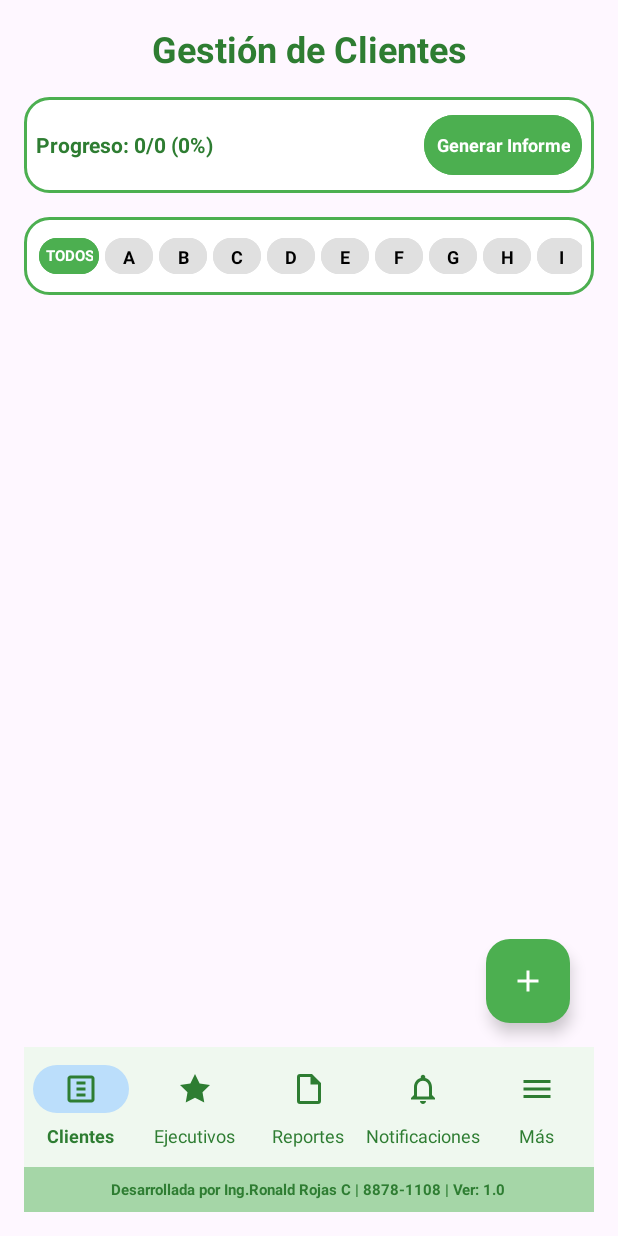
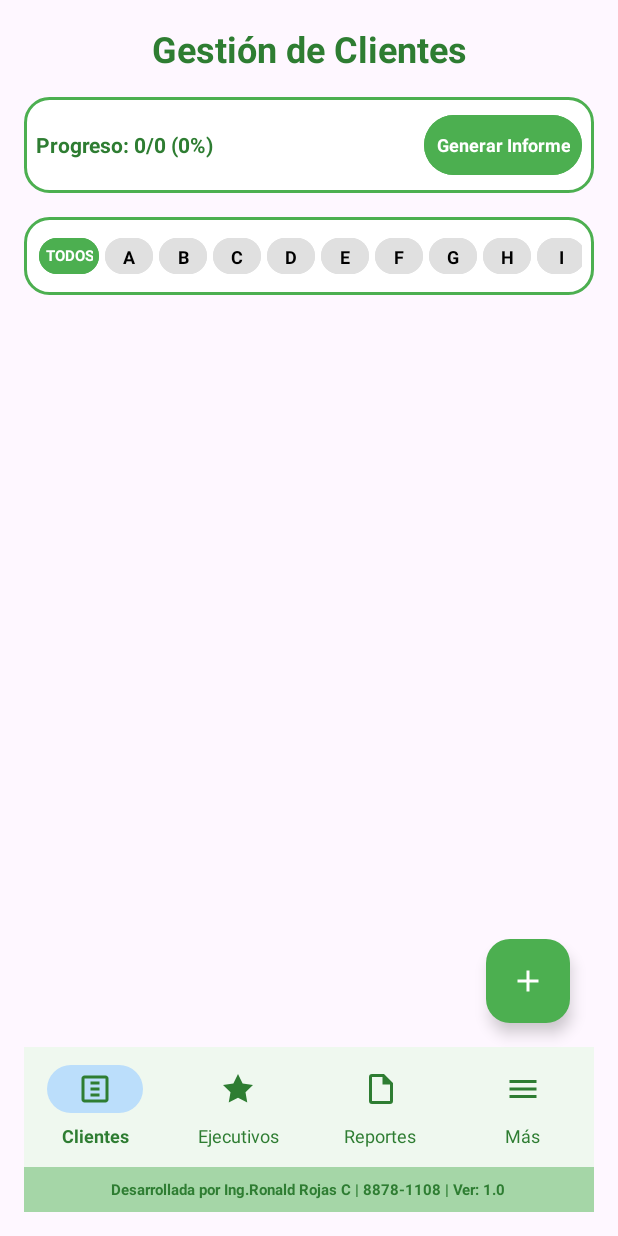
Before and after one commit to factoconsulting2018/controldepagosci, an Android app: the layout activity_main_new.xml on its own in the app's theme, with its tools: preview values and no code run, on a phone screen of 412 x 824 dp. Run offline under Robolectric (Android 15) with nearby library versions, the phone set to English and light mode, and no system bars.

Commit message:
feat: mover botÃ³n de notificaciones al menÃº 'MÃ¡s'
- Remover botÃ³n de notificaciones del menÃº principal de navegaciÃ³n
- Agregar opciÃ³n de notificaciones al menÃº 'MÃ¡s'
- Mejorar organizaciÃ³n del menÃº de navegaciÃ³n
- Simplificar la barra de navegaciÃ³n principal

```diff
--- a/app/src/main/res/menu/navigation_menu.xml
+++ b/app/src/main/res/menu/navigation_menu.xml
@@ -17,11 +17,6 @@
         android:title="Reportes" />
 
     <item
-        android:id="@+id/nav_notifications"
-        android:icon="@drawable/ic_notifications"
-        android:title="Notificaciones" />
-
-    <item
         android:id="@+id/nav_more"
         android:icon="@drawable/ic_menu"
         android:title="Más" />
--- a/app/src/main/res/values/colors.xml
+++ b/app/src/main/res/values/colors.xml
@@ -25,6 +25,7 @@
     <color name="red">#FFF44336</color>
     <color name="red_100">#FFFFCDD2</color>
     <color name="red_300">#FFE57373</color>
+    <color name="red_500">#FFF44336</color>
     <color name="red_800">#FFC62828</color>
     <color name="red_900">#FFB71C1C</color>
     <color name="gray">#FF9E9E9E</color>
```
Also changed, not shown: app/src/main/java/com/checklist/app/MainActivity.kt (+8 -6 lines).
